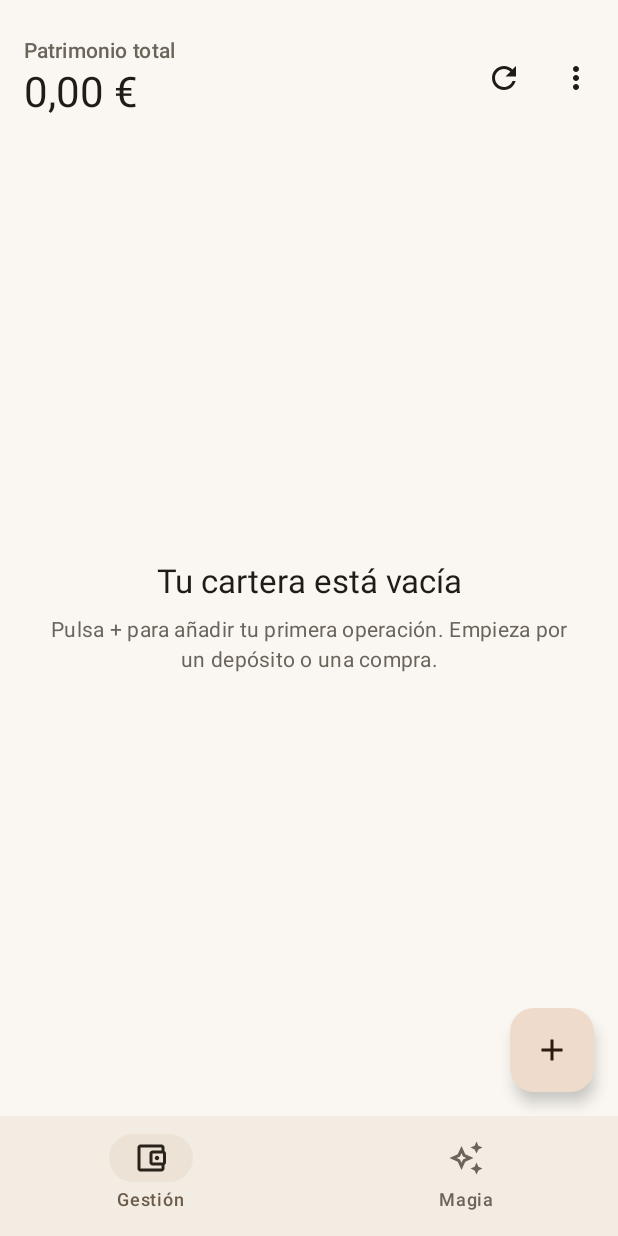
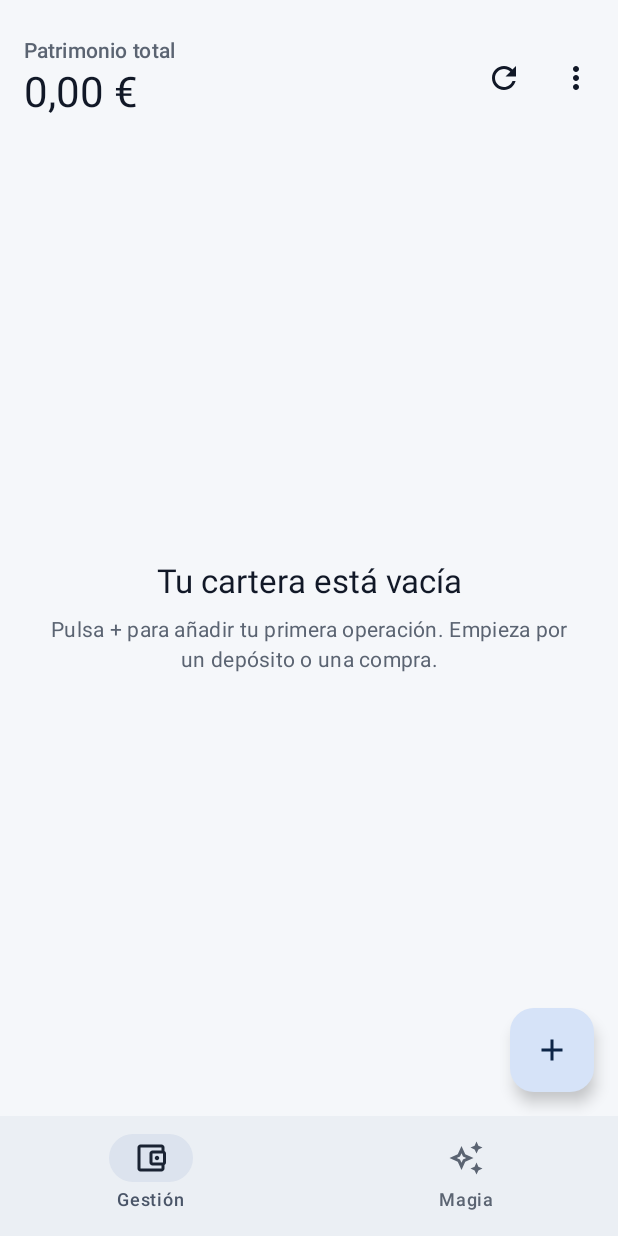
Before and after one commit to CarlosLafuenteCarreras/app_finance, an Android app built with Jetpack Compose: the screen it shows after launch (MainActivity), on a phone screen of 412 x 824 dp. Run offline under Robolectric (Android 15) with nearby library versions, the phone set to English and light mode, and no system bars; our stand-ins replace Room's generated code.

Commit message:
style: replace the warm paper palette with a navy and slate finance theme
Co-Authored-By: Claude Fable 5.2 <noreply@anthropic.com>

```diff
--- a/app/src/main/java/com/carloslafuente/finance/ui/theme/Color.kt
+++ /dev/null
@@ -1,45 +0,0 @@
-package com.carloslafuente.finance.ui.theme
-
-import androidx.compose.ui.graphics.Color
-
-// Warm paper — light scheme
-val PaperBackground = Color(0xFFFAF7F2)
-val PaperSurface = Color(0xFFFAF7F2)
-val PaperSurfaceVariant = Color(0xFFEFE8DC)
-val PaperSurfaceContainer = Color(0xFFF2ECE2)
-val PaperSurfaceContainerLow = Color(0xFFF6F1E8)
-val PaperSurfaceContainerHigh = Color(0xFFECE5D9)
-val PaperInk = Color(0xFF1F1C18)
-val PaperMuted = Color(0xFF6B645B)
-val PaperHairline = Color(0xFFE4DED4)
-val PaperPrimary = Color(0xFF7A4A2E)
-val PaperOnPrimary = Color(0xFFFFFFFF)
-val PaperPrimaryContainer = Color(0xFFEFDBCC)
-val PaperOnPrimaryContainer = Color(0xFF2E1B0F)
-val PaperSecondary = Color(0xFF6B5B4A)
-val PaperOnSecondary = Color(0xFFFFFFFF)
-val PaperTertiary = Color(0xFF55604A)
-val PaperOnTertiary = Color(0xFFFFFFFF)
-val PaperError = Color(0xFF8C4A3A)
-val PaperOnError = Color(0xFFFFFFFF)
-
-// Soft charcoal — dark scheme
-val CharcoalBackground = Color(0xFF161514)
-val CharcoalSurface = Color(0xFF1C1B19)
-val CharcoalSurfaceVariant = Color(0xFF2A2825)
-val CharcoalSurfaceContainer = Color(0xFF221F1D)
-val CharcoalSurfaceContainerLow = Color(0xFF1C1A18)
-val CharcoalSurfaceContainerHigh = Color(0xFF2C2925)
-val CharcoalText = Color(0xFFE8E2D6)
-val CharcoalMuted = Color(0xFFA39C90)
-val CharcoalHairline = Color(0xFF2E2C29)
-val CharcoalPrimary = Color(0xFFD6A580)
-val CharcoalOnPrimary = Color(0xFF3B2415)
-val CharcoalPrimaryContainer = Color(0xFF573820)
-val CharcoalOnPrimaryContainer = Color(0xFFF2DCC7)
-val CharcoalSecondary = Color(0xFFD3C4B4)
-val CharcoalOnSecondary = Color(0xFF39301F)
-val CharcoalTertiary = Color(0xFFB9C6A8)
-val CharcoalOnTertiary = Color(0xFF2A331E)
-val CharcoalError = Color(0xFFD79284)
-val CharcoalOnError = Color(0xFF4A2019)
--- a/app/src/main/java/com/carloslafuente/finance/ui/theme/Theme.kt
+++ b/app/src/main/java/com/carloslafuente/finance/ui/theme/Theme.kt
@@ -7,93 +7,93 @@ import androidx.compose.material3.lightColorScheme
 import androidx.compose.runtime.Composable
 import androidx.compose.ui.graphics.Color
 
+// Cool slate neutrals with a navy primary. Green (tertiary) and red (error) are reserved for
+// gains and losses, so they never appear as decoration.
 private val FinanceLightColors = lightColorScheme(
-    background = PaperBackground,
-    onBackground = PaperInk,
-    surface = PaperSurface,
-    onSurface = PaperInk,
-    surfaceVariant = PaperSurfaceVariant,
-    onSurfaceVariant = PaperMuted,
-    surfaceContainer = PaperSurfaceContainer,
-    surfaceContainerLow = PaperSurfaceContainerLow,
-    surfaceContainerHigh = PaperSurfaceContainerHigh,
-    outline = PaperMuted,
-    outlineVariant = PaperHairline,
-    primary = PaperPrimary,
-    onPrimary = PaperOnPrimary,
-    primaryContainer = PaperPrimaryContainer,
-    onPrimaryContainer = PaperOnPrimaryContainer,
-    secondary = PaperSecondary,
-    onSecondary = PaperOnSecondary,
-    tertiary = PaperTertiary,
-    onTertiary = PaperOnTertiary,
-    error = PaperError,
-    onError = PaperOnError,
-    // Every remaining role is set explicitly so no default Material purple can leak in.
-    secondaryContainer = Color(0xFFECE3D6),
-    onSecondaryContainer = Color(0xFF2A231B),
-    tertiaryContainer = Color(0xFFDFE4D5),
-    onTertiaryContainer = Color(0xFF1C2414),
-    errorContainer = Color(0xFFF3DCD5),
-    onErrorContainer = Color(0xFF3A1A12),
-    surfaceContainerLowest = Color(0xFFFFFDF9),
-    surfaceContainerHighest = Color(0xFFE6DECF),
-    surfaceBright = PaperBackground,
-    surfaceDim = Color(0xFFE9E2D6),
-    surfaceTint = PaperBackground,
-    inverseSurface = Color(0xFF2E2A25),
-    inverseOnSurface = Color(0xFFF3EEE6),
-    inversePrimary = Color(0xFFD6A580),
+    background = Color(0xFFF5F7FA),
+    onBackground = Color(0xFF111827),
+    surface = Color(0xFFF5F7FA),
+    onSurface = Color(0xFF111827),
+    surfaceVariant = Color(0xFFE5E9F0),
+    onSurfaceVariant = Color(0xFF5B6472),
+    surfaceContainerLowest = Color(0xFFFFFFFF),
+    surfaceContainerLow = Color(0xFFF0F3F7),
+    surfaceContainer = Color(0xFFEBEFF4),
+    surfaceContainerHigh = Color(0xFFE5E9F0),
+    surfaceContainerHighest = Color(0xFFDDE2EA),
+    surfaceBright = Color(0xFFF5F7FA),
+    surfaceDim = Color(0xFFDDE2EA),
+    surfaceTint = Color(0xFFF5F7FA),
+    outline = Color(0xFF7B8494),
+    outlineVariant = Color(0xFFD5DAE2),
+    primary = Color(0xFF1D3F72),
+    onPrimary = Color(0xFFFFFFFF),
+    primaryContainer = Color(0xFFD6E3F8),
+    onPrimaryContainer = Color(0xFF0D2547),
+    secondary = Color(0xFF4A5568),
+    onSecondary = Color(0xFFFFFFFF),
+    secondaryContainer = Color(0xFFDCE3EE),
+    onSecondaryContainer = Color(0xFF1A2333),
+    tertiary = Color(0xFF16794A),
+    onTertiary = Color(0xFFFFFFFF),
+    tertiaryContainer = Color(0xFFD3F0DF),
+    onTertiaryContainer = Color(0xFF0A3A22),
+    error = Color(0xFFB3261E),
+    onError = Color(0xFFFFFFFF),
+    errorContainer = Color(0xFFF9DEDC),
+    onErrorContainer = Color(0xFF410E0B),
+    inverseSurface = Color(0xFF1F2733),
+    inverseOnSurface = Color(0xFFEEF1F5),
+    inversePrimary = Color(0xFF9DBBEA),
     scrim = Color(0xFF000000),
 )
 
 private val FinanceDarkColors = darkColorScheme(
-    background = CharcoalBackground,
-    onBackground = CharcoalText,
-    surface = CharcoalSurface,
-    onSurface = CharcoalText,
-    surfaceVariant = CharcoalSurfaceVariant,
-    onSurfaceVariant = CharcoalMuted,
-    surfaceContainer = CharcoalSurfaceContainer,
-    surfaceContainerLow = CharcoalSurfaceContainerLow,
-    surfaceContainerHigh = CharcoalSurfaceContainerHigh,
-    outline = CharcoalMuted,
-    outlineVariant = CharcoalHairline,
-    primary = CharcoalPrimary,
-    onPrimary = CharcoalOnPrimary,
-    primaryContainer = CharcoalPrimaryContainer,
-    onPrimaryContainer = CharcoalOnPrimaryContainer,
-    secondary = CharcoalSecondary,
-    onSecondary = CharcoalOnSecondary,
-    tertiary = CharcoalTertiary,
-    onTertiary = CharcoalOnTertiary,
-    error = CharcoalError,
-    onError = CharcoalOnError,
-    secondaryContainer = Color(0xFF3A342D),
-    onSecondaryContainer = Color(0xFFEDE4D6),
-    tertiaryContainer = Color(0xFF343A2C),
-    onTertiaryContainer = Color(0xFFDDE3D2),
-    errorContainer = Color(0xFF5A2E24),
-    onErrorContainer = Color(0xFFF3DCD5),
-    surfaceContainerLowest = Color(0xFF121110),
-    surfaceContainerHighest = Color(0xFF302D2A),
-    surfaceBright = Color(0xFF2A2826),
-    surfaceDim = CharcoalBackground,
-    surfaceTint = CharcoalBackground,
-    inverseSurface = Color(0xFFE8E2D6),
-    inverseOnSurface = Color(0xFF2A2724),
-    inversePrimary = Color(0xFF7A4A2E),
+    background = Color(0xFF0D1117),
+    onBackground = Color(0xFFE6EAF0),
+    surface = Color(0xFF0D1117),
+    onSurface = Color(0xFFE6EAF0),
+    surfaceVariant = Color(0xFF232A35),
+    onSurfaceVariant = Color(0xFF9AA4B2),
+    surfaceContainerLowest = Color(0xFF090C11),
+    surfaceContainerLow = Color(0xFF12171E),
+    surfaceContainer = Color(0xFF161B22),
+    surfaceContainerHigh = Color(0xFF1C222B),
+    surfaceContainerHighest = Color(0xFF232A35),
+    surfaceBright = Color(0xFF2A323E),
+    surfaceDim = Color(0xFF0D1117),
+    surfaceTint = Color(0xFF0D1117),
+    outline = Color(0xFF7D8796),
+    outlineVariant = Color(0xFF2A323E),
+    primary = Color(0xFF9DBBEA),
+    onPrimary = Color(0xFF0D2547),
+    primaryContainer = Color(0xFF1D3F72),
+    onPrimaryContainer = Color(0xFFD6E3F8),
+    secondary = Color(0xFFB7C2D3),
+    onSecondary = Color(0xFF1F2937),
+    secondaryContainer = Color(0xFF2B3544),
+    onSecondaryContainer = Color(0xFFDCE3EE),
+    tertiary = Color(0xFF5FD39A),
+    onTertiary = Color(0xFF06351F),
+    tertiaryContainer = Color(0xFF0F5132),
+    onTertiaryContainer = Color(0xFFD3F0DF),
+    error = Color(0xFFFF8A80),
+    onError = Color(0xFF5C1410),
+    errorContainer = Color(0xFF7A1D17),
+    onErrorContainer = Color(0xFFF9DEDC),
+    inverseSurface = Color(0xFFE6EAF0),
+    inverseOnSurface = Color(0xFF1F2733),
+    inversePrimary = Color(0xFF1D3F72),
     scrim = Color(0xFF000000),
 )
 
 @Composable
 fun FinanceTheme(
     darkTheme: Boolean = isSystemInDarkTheme(),
-    content: @Composable () -> Unit
+    content: @Composable () -> Unit,
 ) {
-    val colorScheme = if (darkTheme) FinanceDarkColors else FinanceLightColors
     MaterialTheme(
-        colorScheme = colorScheme,
-        content = content
+        colorScheme = if (darkTheme) FinanceDarkColors else FinanceLightColors,
+        content = content,
     )
 }
--- a/app/src/main/res/drawable/ic_launcher_background.xml
+++ b/app/src/main/res/drawable/ic_launcher_background.xml
@@ -5,6 +5,6 @@
     android:viewportWidth="108"
     android:viewportHeight="108">
     <path
-        android:fillColor="#F4EFE6"
+        android:fillColor="#1D3F72"
         android:pathData="M0,0h108v108h-108z" />
 </vector>
--- a/app/src/main/res/drawable/ic_launcher_foreground.xml
+++ b/app/src/main/res/drawable/ic_launcher_foreground.xml
@@ -4,8 +4,8 @@
     android:height="108dp"
     android:viewportWidth="108"
     android:viewportHeight="108">
-    <!-- Three rising bars, ink colored, inside the adaptive icon safe zone. -->
+    <!-- Three rising bars, white on navy, inside the adaptive icon safe zone. -->
     <path
-        android:fillColor="#1F1C18"
+        android:fillColor="#FFFFFF"
         android:pathData="M36,58 h9 v20 h-9 Z M49.5,46 h9 v32 h-9 Z M63,32 h9 v46 h-9 Z" />
 </vector>
--- a/app/src/main/res/values-night/colors.xml
+++ b/app/src/main/res/values-night/colors.xml
@@ -1,4 +1,4 @@
 <?xml version="1.0" encoding="utf-8"?>
 <resources>
-    <color name="finance_window_background">#161514</color>
+    <color name="finance_window_background">#0D1117</color>
 </resources>
--- a/app/src/main/res/values/colors.xml
+++ b/app/src/main/res/values/colors.xml
@@ -1,4 +1,4 @@
 <?xml version="1.0" encoding="utf-8"?>
 <resources>
-    <color name="finance_window_background">#FAF7F2</color>
+    <color name="finance_window_background">#F5F7FA</color>
 </resources>
```
